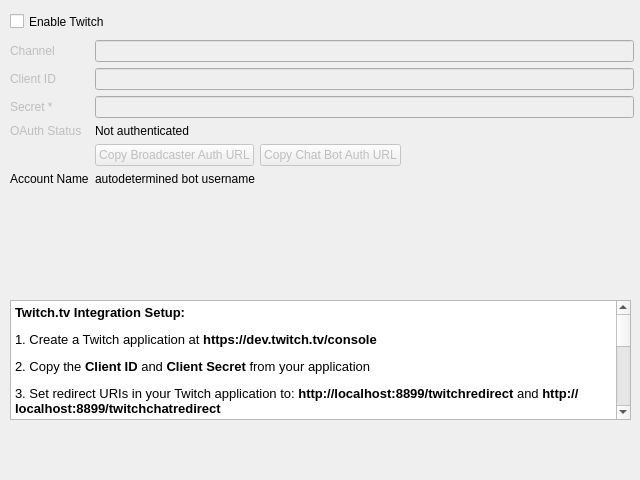
whatsnowplaying/whats-now-playing, file nowplaying/resources/ui/twitch.ui: the form before one commit.
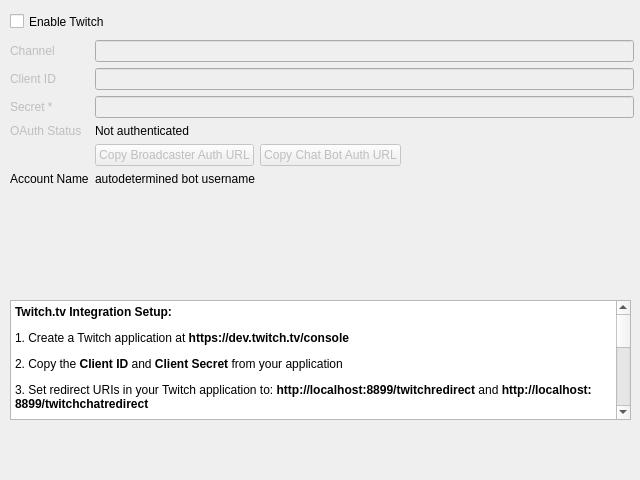
The form after the commit.

Commit message:
Fix Windows font scaling, hide unimplemented Kick commands, docs
* Remove hardcoded macOS font families and absolute pt sizes from
  all settings UI panels; Qt now inherits system font correctly on
  all platforms
* Fix About page title to use widget font property instead of
  inline HTML font-size
* Hide unimplemented command/permissions widgets in Kick Chat UI
* Add kickbot-settings.png and kickbot-chat.png to docs
* Update CHANGELOG: security fixes, SSL CA store, reliability
  improvements, arrow overlay, font scaling, Serato3 null-byte fix
* Remove basedpyright from requirements-dev.txt

Patch:
```diff
--- a/nowplaying/resources/ui/twitch.ui
+++ b/nowplaying/resources/ui/twitch.ui
@@ -202,18 +202,18 @@
 hr { height: 1px; border-width: 0; }
 li.unchecked::marker { content: &quot;\2610&quot;; }
 li.checked::marker { content: &quot;\2612&quot;; }
-&lt;/style&gt;&lt;/head&gt;&lt;body style=&quot; font-family:'Sans'; font-size:10pt; font-weight:400; font-style:normal;&quot;&gt;
-&lt;p style=&quot; margin-top:12px; margin-bottom:12px; margin-left:0px; margin-right:0px; -qt-block-indent:0; text-indent:0px;&quot;&gt;&lt;span style=&quot; font-family:'.AppleSystemUIFont'; font-weight:700;&quot;&gt;Twitch.tv Integration Setup:&lt;/span&gt;&lt;/p&gt;
-&lt;p style=&quot; margin-top:12px; margin-bottom:12px; margin-left:0px; margin-right:0px; -qt-block-indent:0; text-indent:0px;&quot;&gt;&lt;span style=&quot; font-family:'.AppleSystemUIFont';&quot;&gt;1. Create a Twitch application at &lt;/span&gt;&lt;span style=&quot; font-family:'.AppleSystemUIFont'; font-weight:700;&quot;&gt;https://dev.twitch.tv/console&lt;/span&gt;&lt;/p&gt;
-&lt;p style=&quot; margin-top:12px; margin-bottom:12px; margin-left:0px; margin-right:0px; -qt-block-indent:0; text-indent:0px;&quot;&gt;&lt;span style=&quot; font-family:'.AppleSystemUIFont';&quot;&gt;2. Copy the &lt;/span&gt;&lt;span style=&quot; font-family:'.AppleSystemUIFont'; font-weight:700;&quot;&gt;Client ID&lt;/span&gt;&lt;span style=&quot; font-family:'.AppleSystemUIFont';&quot;&gt; and &lt;/span&gt;&lt;span style=&quot; font-family:'.AppleSystemUIFont'; font-weight:700;&quot;&gt;Client Secret&lt;/span&gt;&lt;span style=&quot; font-family:'.AppleSystemUIFont';&quot;&gt; from your application&lt;/span&gt;&lt;/p&gt;
-&lt;p style=&quot; margin-top:12px; margin-bottom:12px; margin-left:0px; margin-right:0px; -qt-block-indent:0; text-indent:0px;&quot;&gt;&lt;span style=&quot; font-family:'.AppleSystemUIFont';&quot;&gt;3. Set redirect URIs in your Twitch application to: &lt;/span&gt;&lt;span style=&quot; font-family:'.AppleSystemUIFont'; font-weight:700;&quot;&gt;http://localhost:8899/twitchredirect&lt;/span&gt;&lt;span style=&quot; font-family:'.AppleSystemUIFont';&quot;&gt; and &lt;/span&gt;&lt;span style=&quot; font-family:'.AppleSystemUIFont'; font-weight:700;&quot;&gt;http://localhost:8899/twitchchatredirect&lt;/span&gt;&lt;/p&gt;
-&lt;p style=&quot; margin-top:12px; margin-bottom:12px; margin-left:0px; margin-right:0px; -qt-block-indent:0; text-indent:0px;&quot;&gt;&lt;span style=&quot; font-family:'.AppleSystemUIFont';&quot;&gt;4. Enter your channel name (username where you want to monitor/send messages)&lt;/span&gt;&lt;/p&gt;
-&lt;p style=&quot; margin-top:12px; margin-bottom:12px; margin-left:0px; margin-right:0px; -qt-block-indent:0; text-indent:0px;&quot;&gt;&lt;span style=&quot; font-family:'.AppleSystemUIFont';&quot;&gt;5. Choose your authentication method:&lt;/span&gt;&lt;/p&gt;
-&lt;p style=&quot; margin-top:12px; margin-bottom:12px; margin-left:0px; margin-right:0px; -qt-block-indent:0; text-indent:0px;&quot;&gt;&lt;span style=&quot; font-family:'.AppleSystemUIFont'; font-weight:700;&quot;&gt;Option A (Recommended):&lt;/span&gt;&lt;span style=&quot; font-family:'.AppleSystemUIFont';&quot;&gt; Use only &lt;/span&gt;&lt;span style=&quot; font-family:'.AppleSystemUIFont'; font-weight:700;&quot;&gt;Copy Broadcaster Auth URL&lt;/span&gt;&lt;span style=&quot; font-family:'.AppleSystemUIFont';&quot;&gt; for all features&lt;/span&gt;&lt;/p&gt;
-&lt;p style=&quot; margin-top:12px; margin-bottom:12px; margin-left:0px; margin-right:0px; -qt-block-indent:0; text-indent:0px;&quot;&gt;&lt;span style=&quot; font-family:'.AppleSystemUIFont'; font-weight:700;&quot;&gt;Option B (Advanced):&lt;/span&gt;&lt;span style=&quot; font-family:'.AppleSystemUIFont';&quot;&gt; Use both buttons for separate bot/broadcaster accounts&lt;/span&gt;&lt;/p&gt;
-&lt;p style=&quot; margin-top:12px; margin-bottom:12px; margin-left:0px; margin-right:0px; -qt-block-indent:0; text-indent:0px;&quot;&gt;&lt;span style=&quot; font-family:'.AppleSystemUIFont';&quot;&gt;6. Open each URL in your browser and complete the authorization&lt;/span&gt;&lt;/p&gt;
-&lt;p style=&quot; margin-top:12px; margin-bottom:12px; margin-left:0px; margin-right:0px; -qt-block-indent:0; text-indent:0px;&quot;&gt;&lt;span style=&quot; font-family:'.AppleSystemUIFont'; font-weight:700; color:#d32f2f;&quot;&gt;⚠️ IMPORTANT:&lt;/span&gt;&lt;span style=&quot; font-family:'.AppleSystemUIFont'; color:#d32f2f;&quot;&gt; For Option B, make sure you are logged into the correct account before using each URL: your main streaming account for broadcaster auth, and your bot account for chat auth.&lt;/span&gt;&lt;/p&gt;
-&lt;p style=&quot; margin-top:12px; margin-bottom:12px; margin-left:0px; margin-right:0px; -qt-block-indent:0; text-indent:0px;&quot;&gt;&lt;span style=&quot; font-family:'.AppleSystemUIFont';&quot;&gt;OAuth2 provides secure authentication. The broadcaster token handles channel points and API access, while the optional chat token is only for chat messages.&lt;/span&gt;&lt;/p&gt;&lt;/body&gt;&lt;/html&gt;</string>
+&lt;/style&gt;&lt;/head&gt;&lt;body&gt;
+&lt;p style=&quot;margin-top:12px; margin-bottom:12px; margin-left:0px; margin-right:0px; -qt-block-indent:0; text-indent:0px&quot;&gt;&lt;span style=&quot;font-weight: 700&quot;&gt;Twitch.tv Integration Setup:&lt;/span&gt;&lt;/p&gt;
+&lt;p style=&quot;margin-top:12px; margin-bottom:12px; margin-left:0px; margin-right:0px; -qt-block-indent:0; text-indent:0px&quot;&gt;1. Create a Twitch application at &lt;span style=&quot;font-weight: 700&quot;&gt;https://dev.twitch.tv/console&lt;/span&gt;&lt;/p&gt;
+&lt;p style=&quot;margin-top:12px; margin-bottom:12px; margin-left:0px; margin-right:0px; -qt-block-indent:0; text-indent:0px&quot;&gt;2. Copy the &lt;span style=&quot;font-weight: 700&quot;&gt;Client ID&lt;/span&gt; and &lt;span style=&quot;font-weight: 700&quot;&gt;Client Secret&lt;/span&gt; from your application&lt;/p&gt;
+&lt;p style=&quot;margin-top:12px; margin-bottom:12px; margin-left:0px; margin-right:0px; -qt-block-indent:0; text-indent:0px&quot;&gt;3. Set redirect URIs in your Twitch application to: &lt;span style=&quot;font-weight: 700&quot;&gt;http://localhost:8899/twitchredirect&lt;/span&gt; and &lt;span style=&quot;font-weight: 700&quot;&gt;http://localhost:8899/twitchchatredirect&lt;/span&gt;&lt;/p&gt;
+&lt;p style=&quot;margin-top:12px; margin-bottom:12px; margin-left:0px; margin-right:0px; -qt-block-indent:0; text-indent:0px&quot;&gt;4. Enter your channel name (username where you want to monitor/send messages)&lt;/p&gt;
+&lt;p style=&quot;margin-top:12px; margin-bottom:12px; margin-left:0px; margin-right:0px; -qt-block-indent:0; text-indent:0px&quot;&gt;5. Choose your authentication method:&lt;/p&gt;
+&lt;p style=&quot;margin-top:12px; margin-bottom:12px; margin-left:0px; margin-right:0px; -qt-block-indent:0; text-indent:0px&quot;&gt;&lt;span style=&quot;font-weight: 700&quot;&gt;Option A (Recommended):&lt;/span&gt; Use only &lt;span style=&quot;font-weight: 700&quot;&gt;Copy Broadcaster Auth URL&lt;/span&gt; for all features&lt;/p&gt;
+&lt;p style=&quot;margin-top:12px; margin-bottom:12px; margin-left:0px; margin-right:0px; -qt-block-indent:0; text-indent:0px&quot;&gt;&lt;span style=&quot;font-weight: 700&quot;&gt;Option B (Advanced):&lt;/span&gt; Use both buttons for separate bot/broadcaster accounts&lt;/p&gt;
+&lt;p style=&quot;margin-top:12px; margin-bottom:12px; margin-left:0px; margin-right:0px; -qt-block-indent:0; text-indent:0px&quot;&gt;6. Open each URL in your browser and complete the authorization&lt;/p&gt;
+&lt;p style=&quot;margin-top:12px; margin-bottom:12px; margin-left:0px; margin-right:0px; -qt-block-indent:0; text-indent:0px&quot;&gt;&lt;span style=&quot;font-weight: 700; color: #d32f2f&quot;&gt;⚠️ IMPORTANT:&lt;/span&gt;&lt;span style=&quot;color: #d32f2f&quot;&gt; For Option B, make sure you are logged into the correct account before using each URL: your main streaming account for broadcaster auth, and your bot account for chat auth.&lt;/span&gt;&lt;/p&gt;
+&lt;p style=&quot;margin-top:12px; margin-bottom:12px; margin-left:0px; margin-right:0px; -qt-block-indent:0; text-indent:0px&quot;&gt;OAuth2 provides secure authentication. The broadcaster token handles channel points and API access, while the optional chat token is only for chat messages.&lt;/p&gt;&lt;/body&gt;&lt;/html&gt;</string>
    </property>
   </widget>
  </widget>
```
The commit also changes 26 other files.
